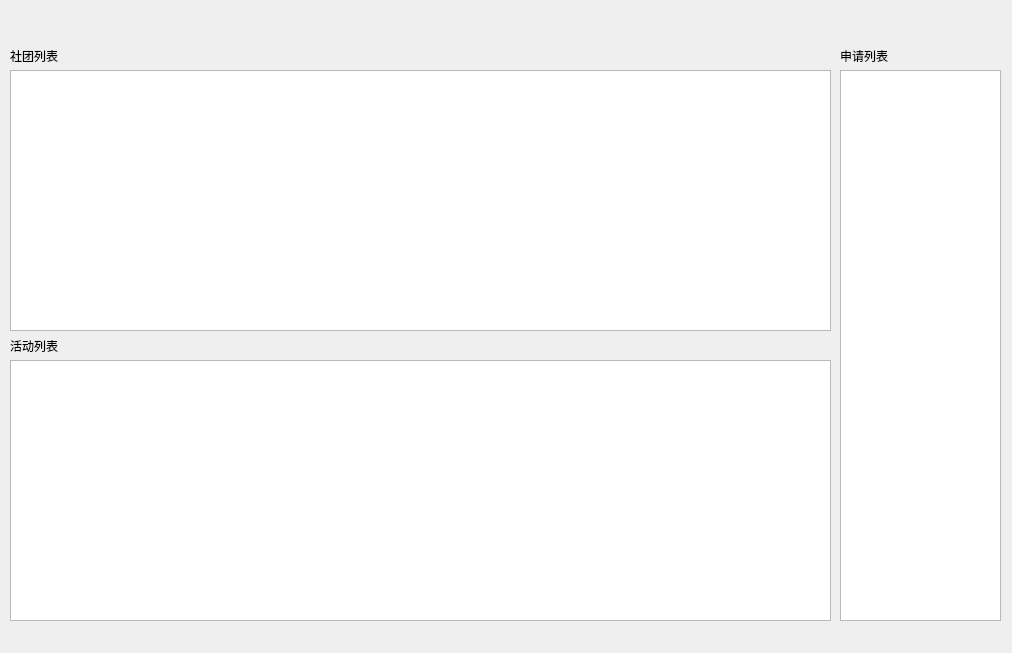
Old version of the form managementclub.ui in the repository muyisz/manager.
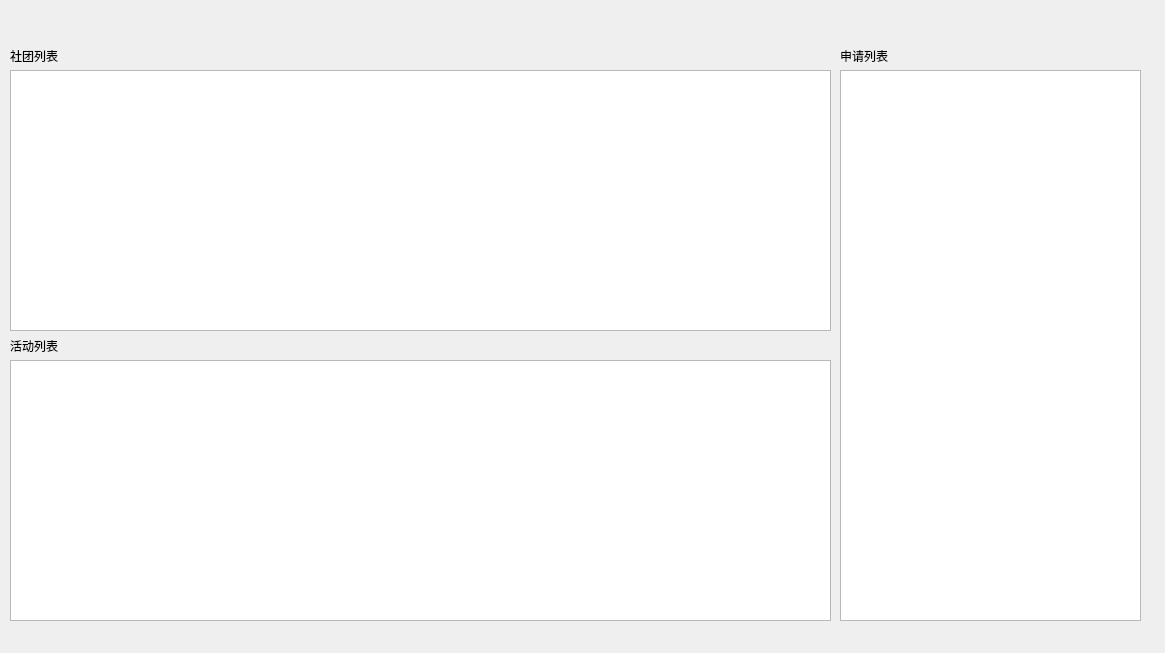
New version of the form.

Diff of the .ui file:
```diff
--- a/managementclub.ui
+++ b/managementclub.ui
@@ -6,7 +6,7 @@
    <rect>
     <x>0</x>
     <y>0</y>
-    <width>1012</width>
+    <width>1165</width>
     <height>653</height>
    </rect>
   </property>
@@ -38,7 +38,7 @@
     <rect>
      <x>840</x>
      <y>70</y>
-     <width>161</width>
+     <width>301</width>
      <height>551</height>
     </rect>
    </property>
```
Left out of the diff: 2 changed lines with no effect on the pictures.
